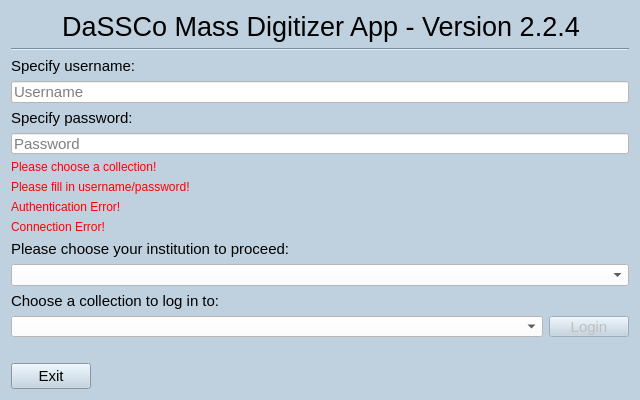
This is MassDigitizer/ui/homescreen.ui in NHMDenmark/Mass-Digitizer as Qt 5 draws it before an edit. The edited form follows.
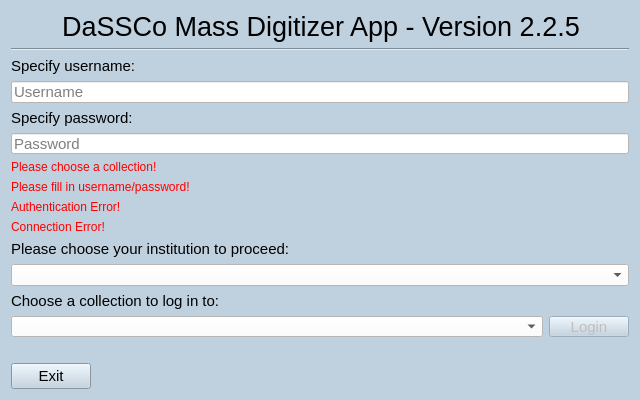
This is the edited form.

```diff
--- a/MassDigitizer/ui/homescreen.ui
+++ b/MassDigitizer/ui/homescreen.ui
@@ -61,7 +61,7 @@
       </font>
      </property>
      <property name="text">
-      <string>DaSSCo Mass Digitizer App - Version 2.2.4</string>
+      <string>DaSSCo Mass Digitizer App - Version 2.2.5</string>
      </property>
      <property name="alignment">
       <set>Qt::AlignmentFlag::AlignCenter</set>
```
